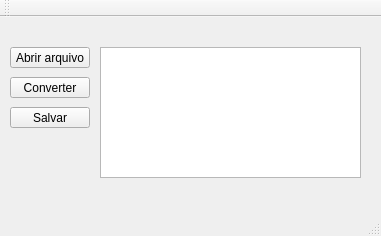
This is mainwindow.ui in diogo0001/geotag as Qt 5 draws it before an edit. The edited form follows.
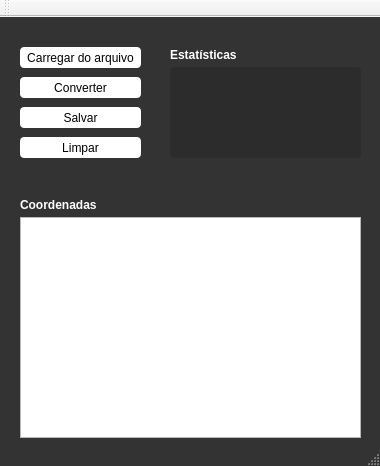
This is the edited form.

Commit message: Implement conversion and UI improvement

The edit to the form file:
```diff
--- a/mainwindow.ui
+++ b/mainwindow.ui
@@ -6,33 +6,78 @@
    <rect>
     <x>0</x>
     <y>0</y>
-    <width>381</width>
-    <height>236</height>
+    <width>380</width>
+    <height>466</height>
    </rect>
   </property>
+  <property name="sizePolicy">
+   <sizepolicy hsizetype="Fixed" vsizetype="Fixed">
+    <horstretch>0</horstretch>
+    <verstretch>0</verstretch>
+   </sizepolicy>
+  </property>
+  <property name="minimumSize">
+   <size>
+    <width>100</width>
+    <height>100</height>
+   </size>
+  </property>
+  <property name="maximumSize">
+   <size>
+    <width>1000</width>
+    <height>1000</height>
+   </size>
+  </property>
   <property name="windowTitle">
    <string>Coordenadas Mapeadas</string>
   </property>
+  <property name="styleSheet">
+   <string notr="true">QPushButton {
+ color: black;
+background-color: white;
+border-radius: 4px;
+ }
+
+QPushButton:hover:!pressed
+{
+ border: 1px solid white;
+background-color: #cccccc;
+}
+
+QLabel{
+color:white
+}
+
+ QMainWindow{
+background-color: #333333
+}
+
+QListView{
+background-color: #333333;
+border:#333333;
+color:white
+}</string>
+  </property>
   <widget class="QWidget" name="centralWidget">
    <widget class="QPushButton" name="abrir_arquivo">
     <property name="geometry">
      <rect>
-      <x>10</x>
+      <x>20</x>
       <y>30</y>
-      <width>80</width>
+      <width>121</width>
       <height>21</height>
      </rect>
     </property>
     <property name="text">
-     <string>Abrir arquivo</string>
+     <string>Carregar do arquivo</string>
     </property>
    </widget>
    <widget class="QPushButton" name="converter">
     <property name="geometry">
      <rect>
-      <x>10</x>
+      <x>20</x>
       <y>60</y>
-      <width>80</width>
+      <width>121</width>
       <height>21</height>
      </rect>
     </property>
@@ -43,9 +88,9 @@
    <widget class="QPushButton" name="salvar">
     <property name="geometry">
      <rect>
-      <x>10</x>
+      <x>20</x>
       <y>90</y>
-      <width>80</width>
+      <width>121</width>
       <height>21</height>
      </rect>
     </property>
@@ -56,26 +101,108 @@
    <widget class="QPlainTextEdit" name="plainTextEdit">
     <property name="geometry">
      <rect>
-      <x>100</x>
-      <y>30</y>
-      <width>261</width>
-      <height>131</height>
+      <x>20</x>
+      <y>200</y>
+      <width>341</width>
+      <height>221</height>
      </rect>
     </property>
     <property name="plainText">
      <string/>
     </property>
    </widget>
-  </widget>
-  <widget class="QMenuBar" name="menuBar">
-   <property name="geometry">
-    <rect>
-     <x>0</x>
-     <y>0</y>
-     <width>381</width>
-     <height>20</height>
-    </rect>
-   </property>
+   <widget class="QLabel" name="label">
+    <property name="geometry">
+     <rect>
+      <x>20</x>
+      <y>180</y>
+      <width>81</width>
+      <height>16</height>
+     </rect>
+    </property>
+    <property name="font">
+     <font>
+      <weight>75</weight>
+      <bold>true</bold>
+     </font>
+    </property>
+    <property name="layoutDirection">
+     <enum>Qt::LeftToRight</enum>
+    </property>
+    <property name="text">
+     <string>Coordenadas</string>
+    </property>
+    <property name="alignment">
+     <set>Qt::AlignLeading|Qt::AlignLeft|Qt::AlignVCenter</set>
+    </property>
+   </widget>
+   <widget class="QLabel" name="label_2">
+    <property name="geometry">
+     <rect>
+      <x>170</x>
+      <y>50</y>
+      <width>191</width>
+      <height>91</height>
+     </rect>
+    </property>
+    <property name="font">
+     <font>
+      <weight>75</weight>
+      <bold>true</bold>
+     </font>
+    </property>
+    <property name="styleSheet">
+     <string notr="true">QLabel{
+background-color:rgba(44, 44, 44, 244);
+border-radius:4px;
+padding:6px
+}</string>
+    </property>
+    <property name="text">
+     <string/>
+    </property>
+    <property name="alignment">
+     <set>Qt::AlignLeading|Qt::AlignLeft|Qt::AlignTop</set>
+    </property>
+   </widget>
+   <widget class="QPushButton" name="limpar">
+    <property name="geometry">
+     <rect>
+      <x>20</x>
+      <y>120</y>
+      <width>121</width>
+      <height>21</height>
+     </rect>
+    </property>
+    <property name="text">
+     <string>Limpar</string>
+    </property>
+   </widget>
+   <widget class="QLabel" name="label_3">
+    <property name="geometry">
+     <rect>
+      <x>170</x>
+      <y>30</y>
+      <width>81</width>
+      <height>16</height>
+     </rect>
+    </property>
+    <property name="font">
+     <font>
+      <weight>75</weight>
+      <bold>true</bold>
+     </font>
+    </property>
+    <property name="layoutDirection">
+     <enum>Qt::LeftToRight</enum>
+    </property>
+    <property name="text">
+     <string>Estatísticas</string>
+    </property>
+    <property name="alignment">
+     <set>Qt::AlignLeading|Qt::AlignLeft|Qt::AlignVCenter</set>
+    </property>
+   </widget>
   </widget>
   <widget class="QToolBar" name="mainToolBar">
    <attribute name="toolBarArea">
```
Left out of the diff: 23 changed lines with no effect on the pictures. The commit also changes 4 other files.
